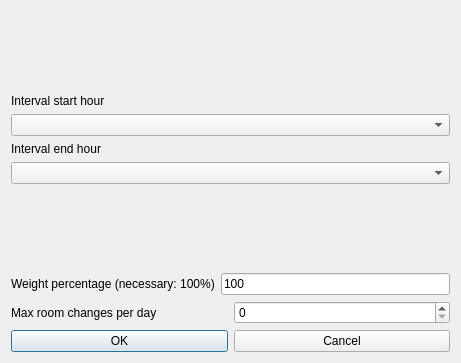
Before: the Qt Designer form fet/src/interface/modifyconstraintstudentsmaxroomchangesperrealdayinintervalform_template.ui in vonmecheln/fet, drawn with Qt 5.
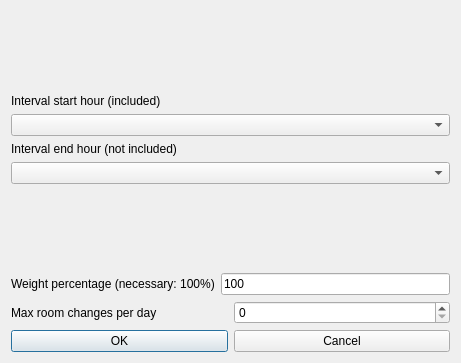
After: the same form once the commit is applied.

```diff
--- a/fet/src/interface/modifyconstraintstudentsmaxroomchangesperrealdayinintervalform_template.ui
+++ b/fet/src/interface/modifyconstraintstudentsmaxroomchangesperrealdayinintervalform_template.ui
@@ -25,7 +25,7 @@
         <enum>QFrame::Plain</enum>
        </property>
        <property name="text">
-        <string>Interval end hour</string>
+        <string extracomment="This field refers to a constraint operating on a given hourly interval. The selected start hour of the interval is included (is counted) in the constraint, while the selected end hour of the interval is not included (is not counted) in the constraint.">Interval end hour (not included)</string>
        </property>
        <property name="wordWrap">
         <bool>false</bool>
@@ -58,7 +58,7 @@
         <enum>QFrame::Plain</enum>
        </property>
        <property name="text">
-        <string>Interval start hour</string>
+        <string extracomment="This field refers to a constraint operating on a given hourly interval. The selected start hour of the interval is included (is counted) in the constraint, while the selected end hour of the interval is not included (is not counted) in the constraint.">Interval start hour (included)</string>
        </property>
        <property name="wordWrap">
         <bool>false</bool>
```
